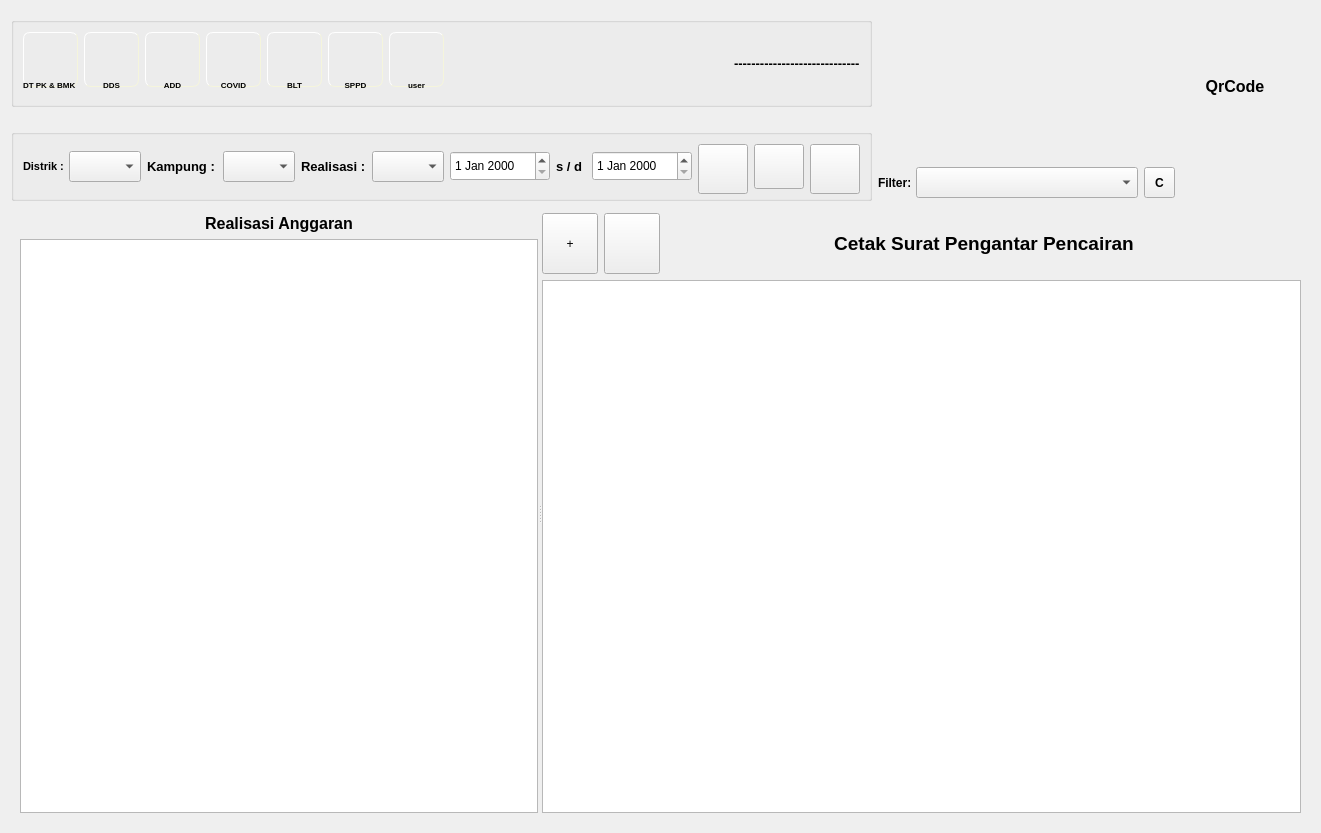
nzf210/pmk_project, file form.ui: the form before one commit.
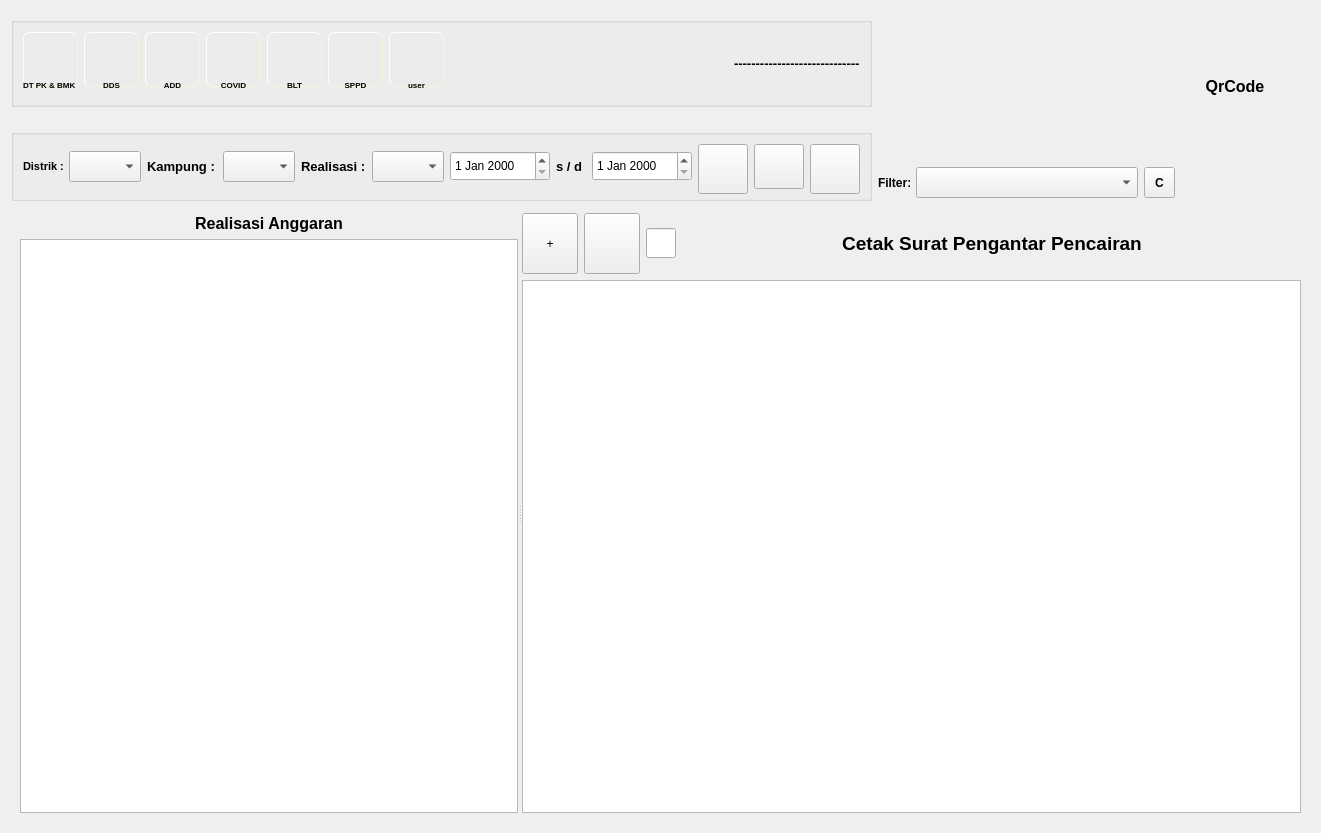
The form after the commit. The open tabs and pages were chosen to show the change. Icons and pictures are not drawn.

The edit to the form file:
```diff
--- a/form.ui
+++ b/form.ui
@@ -1894,6 +1894,25 @@
                </property>
               </widget>
              </item>
+             <item>
+              <widget class="QLineEdit" name="lineEdit_br">
+               <property name="minimumSize">
+                <size>
+                 <width>0</width>
+                 <height>30</height>
+                </size>
+               </property>
+               <property name="maximumSize">
+                <size>
+                 <width>30</width>
+                 <height>16777215</height>
+                </size>
+               </property>
+               <property name="alignment">
+                <set>Qt::AlignCenter</set>
+               </property>
+              </widget>
+             </item>
              <item>
               <spacer name="horizontalSpacer_9">
                <property name="orientation">
```
